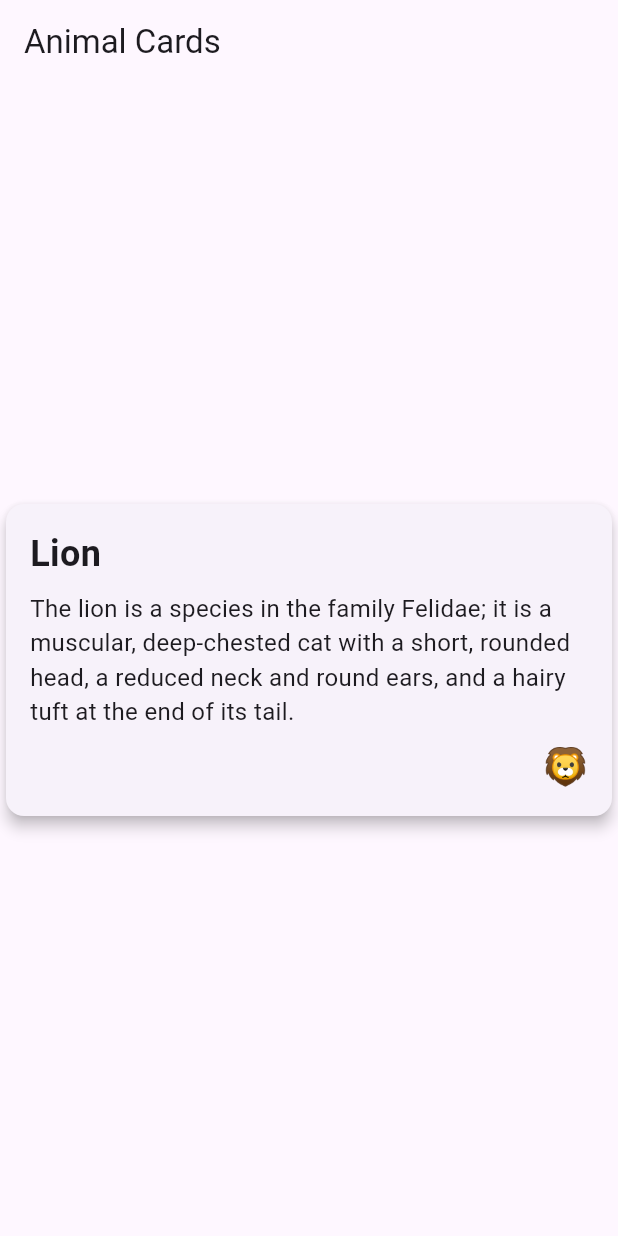
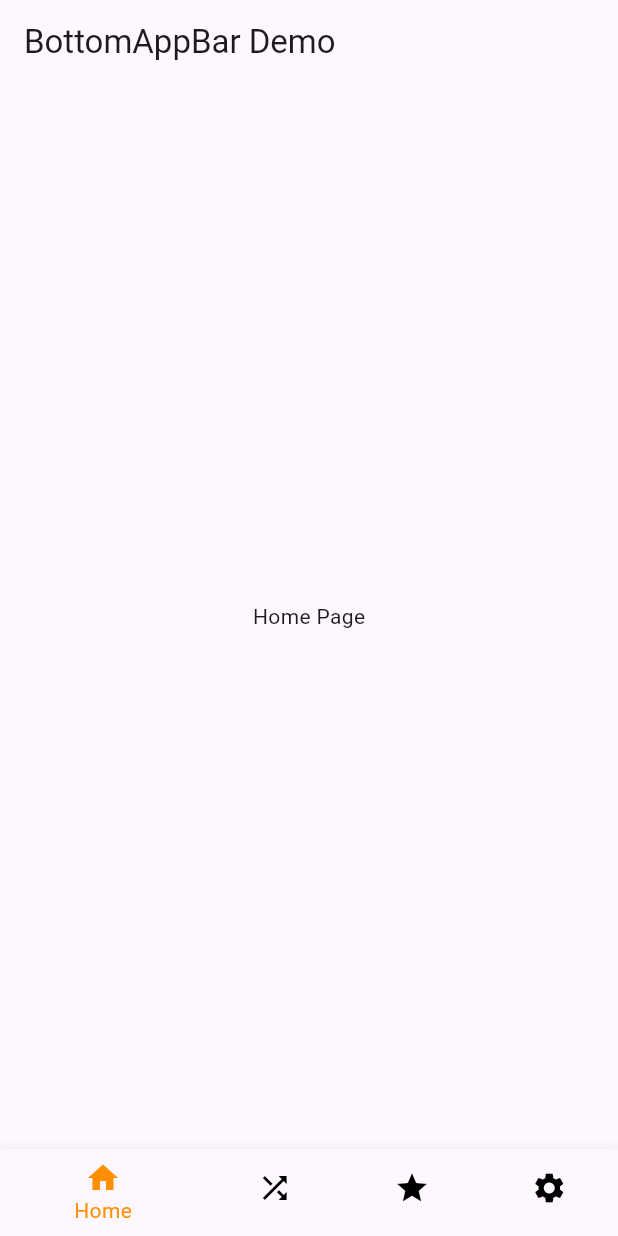
Before and after one commit to AbregoMendozaAllan/CuriosidadesAnimalesMovil2, a Flutter app: the screen it shows after launch, on a phone screen of 412 x 824 dp. Run offline on Flutter 3.47's test engine with Material 3 defaults, Android fonts, the light colour scheme and no system bars.

Commit message:
working bottom_navigation_bar.dart

```diff
--- a/lib/main.dart
+++ b/lib/main.dart
@@ -1,4 +1,4 @@
-import 'package:curiosidadesanimalesmovil2/ui/components/animal_card.dart';
+import 'package:curiosidadesanimalesmovil2/ui/homescreen.dart';
 import 'package:flutter/material.dart';
 
 void main() {
@@ -11,18 +11,11 @@
   @override
   Widget build(BuildContext context) {
     return MaterialApp(
-      home: Scaffold(
-        appBar: AppBar(
-          title: const Text('Animal Cards'),
-        ),
-        body: const Center(
-          child: AnimalCard(
-            name: 'Lion',
-            description: 'The lion is a species in the family Felidae; it is a muscular, deep-chested cat with a short, rounded head, a reduced neck and round ears, and a hairy tuft at the end of its tail.',
-            emoji: '🦁',
-          ),
-        ),
+      title: 'Flutter BottomAppBar Demo',
+      theme: ThemeData(
+        primarySwatch: Colors.blue,
       ),
+      home: const MyHomePage(), // Set MyHomePage as the initial route
     );
   }
 }
--- a/lib/ui/components/bottom_navigation_bar.dart
+++ b/lib/ui/components/bottom_navigation_bar.dart
@@ -5,10 +5,10 @@ class BottomNavBar extends StatelessWidget {
   final Function(int) onTap;
 
   const BottomNavBar({
-    super.key,
+    Key? key,
     required this.currentIndex,
     required this.onTap,
-  });
+  }) : super(key: key);
 
   @override
   Widget build(BuildContext context) {
@@ -33,6 +33,7 @@ class BottomNavBar extends StatelessWidget {
       ],
       currentIndex: currentIndex,
       selectedItemColor: Colors.amber[800],
+      unselectedItemColor: Colors.black, // Setting unselected icon color to black
       onTap: onTap,
     );
   }
--- a/lib/ui/homescreen.dart
+++ b/lib/ui/homescreen.dart
@@ -1 +1,47 @@
 import 'package:flutter/material.dart';
+import 'components/bottom_navigation_bar.dart';
+
+
+class MyHomePage extends StatefulWidget {
+  const MyHomePage({super.key});
+
+  @override
+  _MyHomePageState createState() => _MyHomePageState();
+}
+
+class _MyHomePageState extends State<MyHomePage> {
+  int _selectedIndex = 0; // Default index of first screen
+
+  // List of widgets to call on onTap.
+  // Ideally, you might use a navigation mechanism like Navigator.pushNamed
+  // to navigate to different screens.
+  final List<Widget> _widgetOptions = [
+    const Text('Home Page'),
+    const Text('Random Page'),
+    const Text('Favorites Page'),
+    const Text('Settings Page'),
+  ];
+
+  void _onItemTapped(int index) {
+    setState(() {
+      _selectedIndex = index;
+    });
+  }
+
+  @override
+  Widget build(BuildContext context) {
+    return Scaffold(
+      appBar: AppBar(
+        title: const Text('BottomAppBar Demo'),
+      ),
+      body: Center(
+        // Display the selected page
+        child: _widgetOptions.elementAt(_selectedIndex),
+      ),
+      bottomNavigationBar: BottomNavBar(
+        currentIndex: _selectedIndex,
+        onTap: _onItemTapped,
+      ),
+    );
+  }
+}
```
